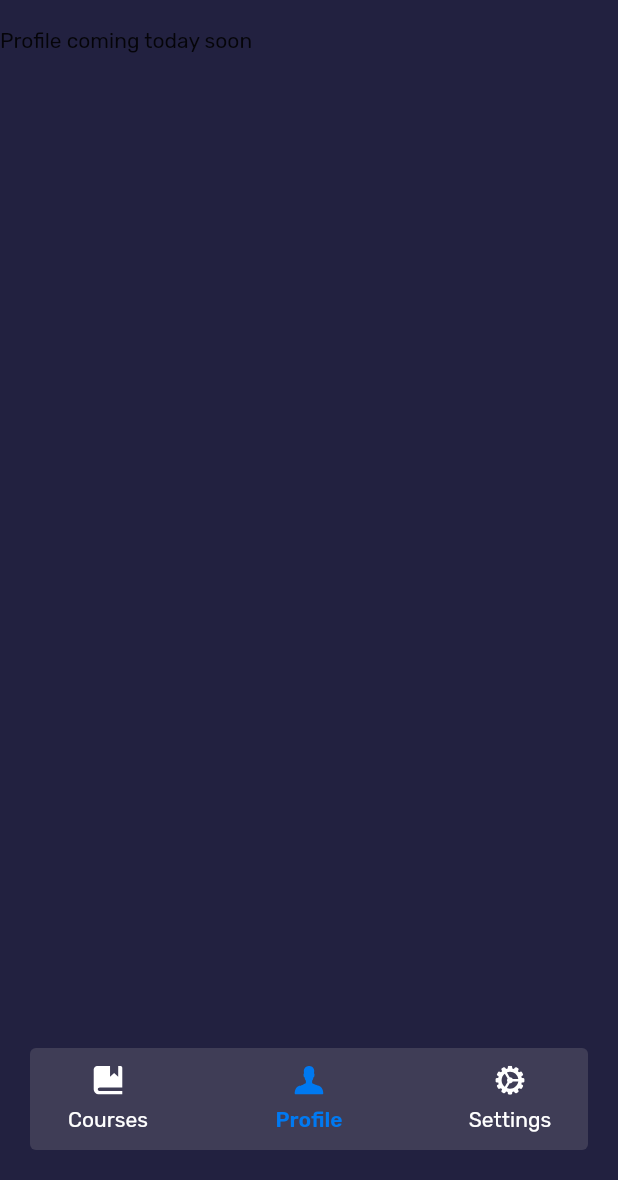
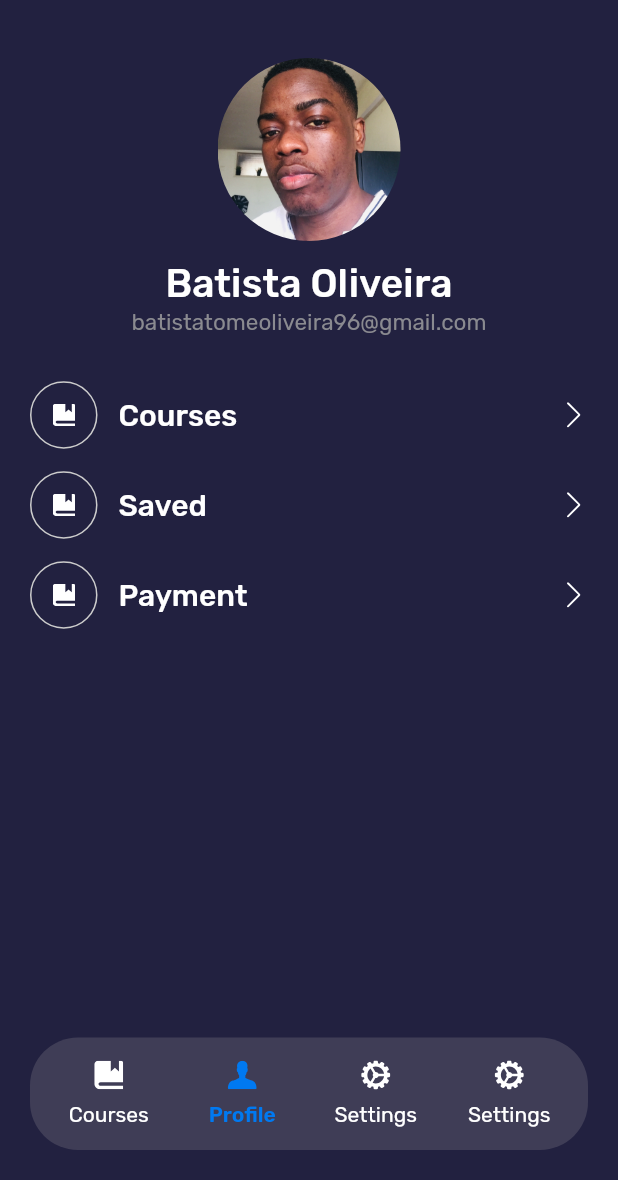
Before and after one commit to BatistaTony/skoola, a Flutter app: the Profile screen opened by its route, on a phone screen of 412 x 824 dp, the part 56-1236 px from its top. Run offline on Flutter 3.47's test engine with Material 2 defaults, Android fonts, the light colour scheme and no system bars; our stand-ins replace flutter_svg; Roboto replaces fonts that are missing (Rubki-SemiBold).

Commit message:
feat: perfil screen done and add some responsiveness for fieds

```diff
--- a/lib/components/customButton.dart
+++ b/lib/components/customButton.dart
@@ -7,17 +7,19 @@ class ButtonApp extends StatelessWidget {
 
   @override
   Widget build(BuildContext context) {
+    Size size = MediaQuery.of(context).size;
+
     return GestureDetector(
       onTap: press,
       child: Container(
-        height: 56,
+        height: size.height < 800.0 ? 50 : 56,
         alignment: Alignment.center,
         decoration: BoxDecoration(
             color: Color(0xff0079F1), borderRadius: BorderRadius.circular(6)),
         child: Text(
           title ?? "",
           style: TextStyle(
-              fontSize: 16, fontWeight: FontWeight.w500, color: Colors.white),
+              fontSize: 17, fontWeight: FontWeight.w500, color: Colors.white),
         ),
       ),
     );
--- a/lib/components/customNavigationBar.dart
+++ b/lib/components/customNavigationBar.dart
@@ -29,9 +29,10 @@ class _CustomNavigationBarState extends State<CustomNavigationBar> {
       child: Padding(
         padding: EdgeInsets.all(20),
         child: Container(
-          height: 68,
+          height: 75,
           decoration: BoxDecoration(
-              color: Color(0xff3F3D56), borderRadius: BorderRadius.circular(4)),
+              color: Color(0xff3F3D56),
+              borderRadius: BorderRadius.circular(32)),
           child: Padding(
             padding:
                 const EdgeInsets.only(left: 20, right: 20, top: 5, bottom: 5),
@@ -41,7 +42,7 @@ class _CustomNavigationBarState extends State<CustomNavigationBar> {
               children: [
                 CustomNavigationItem(
                   icon: 'courses',
-                  isActive: page == "home'",
+                  isActive: page == "home",
                   title: "Courses",
                   press: () => page != "home"
                       ? Navigator.pushNamed(context, "home")
@@ -62,6 +63,14 @@ class _CustomNavigationBarState extends State<CustomNavigationBar> {
                   press: () => page != "settings"
                       ? Navigator.pushNamed(context, "settings")
                       : null,
+                ),
+                CustomNavigationItem(
+                  icon: 'setting',
+                  isActive: page == "settings",
+                  title: "Settings",
+                  press: () => page != "settings"
+                      ? Navigator.pushNamed(context, "settings")
+                      : null,
                 )
               ],
             ),
@@ -69,28 +78,6 @@ class _CustomNavigationBarState extends State<CustomNavigationBar> {
         ),
       ),
     );
-  }
-
-  void choosePage(BuildContext context, String value) {
-    switch (value) {
-      case "home":
-        {
-          Navigator.pushNamed(context, value);
-          break;
-        }
-
-      case "profile":
-        {
-          Navigator.pushNamed(context, value);
-          break;
-        }
-
-      case "settings":
-        {
-          Navigator.pushNamed(context, value);
-          break;
-        }
-    }
   }
 }
 
@@ -108,7 +95,7 @@ class CustomNavigationItem extends StatelessWidget {
     return GestureDetector(
       onTap: press,
       child: Container(
-        width: 64,
+        width: 65,
         child: Column(
           crossAxisAlignment: CrossAxisAlignment.center,
           mainAxisAlignment: MainAxisAlignment.center,
--- a/lib/components/inputField.dart
+++ b/lib/components/inputField.dart
@@ -10,8 +10,10 @@ class InputField extends StatelessWidget {
 
   @override
   Widget build(BuildContext context) {
+    Size size = MediaQuery.of(context).size;
+
     return Container(
-      height: 53,
+      height: size.height < 800.0 ? 45 : 53,
       decoration: BoxDecoration(
           borderRadius: BorderRadius.circular(6),
           border: Border.all(
--- a/lib/components/passwordField.dart
+++ b/lib/components/passwordField.dart
@@ -25,8 +25,9 @@ class _PasswordFieldState extends State<PasswordField> {
 
   @override
   Widget build(BuildContext context) {
+    Size size = MediaQuery.of(context).size;
     return Container(
-      height: 53,
+      height: size.height < 800.0 ? 45 : 53,
       decoration: BoxDecoration(
           borderRadius: BorderRadius.circular(6),
           border: Border.all(
@@ -50,7 +51,7 @@ class _PasswordFieldState extends State<PasswordField> {
               suffixIcon: GestureDetector(
                 onTap: showPassword,
                 child: Container(
-                  margin: EdgeInsets.only(right: 15),
+                  margin: EdgeInsets.only(right: size.height < 800.0 ? 16 : 15),
                   width: 10,
                   height: 10,
                   child: SvgPicture.asset(
--- a/lib/components/searchField.dart
+++ b/lib/components/searchField.dart
@@ -18,8 +18,10 @@ class _SearchFieldState extends State<SearchField> {
 
   @override
   Widget build(BuildContext context) {
+    Size size = MediaQuery.of(context).size;
+
     return Container(
-      height: 53,
+      height: size.height < 800.0 ? 45 : 53,
       decoration: BoxDecoration(
           color: Color(0xff222140),
           borderRadius: BorderRadius.circular(6),
@@ -42,7 +44,7 @@ class _SearchFieldState extends State<SearchField> {
               suffixIcon: Container(
                   height: 15,
                   width: 15,
-                  padding: EdgeInsets.all(10),
+                  padding: EdgeInsets.all(size.height < 800.0 ? 12 : 11),
                   child: SvgPicture.asset(
                     "assets/icons/search.svg",
                     color: Colors.white,
--- a/lib/screens/profile/profile.dart
+++ b/lib/screens/profile/profile.dart
@@ -1,4 +1,5 @@
 import 'package:flutter/material.dart';
+import 'package:flutter_svg/svg.dart';
 import 'package:skoola/components/customNavigationBar.dart';
 import 'package:skoola/components/simpleAppBar.dart';
 
@@ -7,9 +8,68 @@ class Profile extends StatelessWidget {
 
   @override
   Widget build(BuildContext context) {
+    Size size = MediaQuery.of(context).size;
+
     return Scaffold(
       appBar: SimpleAppBar(title: "Profile").build(context),
-      body: Container(child: Text("Profile coming today soon ")),
+      body: Container(
+        width: size.width,
+        child: Padding(
+          padding: const EdgeInsets.all(20.0),
+          child: Container(
+            child: Column(
+              crossAxisAlignment: CrossAxisAlignment.center,
+              children: [
+                Column(
+                  children: [
+                    Container(
+                      width: 122,
+                      height: 122,
+                      child: ClipRRect(
+                        borderRadius: BorderRadius.circular(100),
+                        child: Image.asset(
+                          "assets/images/avatar.jpg",
+                          fit: BoxFit.cover,
+                        ),
+                      ),
+                    ),
+                    Container(
+                      margin: EdgeInsets.only(top: 13),
+                      child: Text(
+                        "Batista Oliveira",
+                        style: TextStyle(
+                            color: Colors.white,
+                            fontFamily: "Rubik-Medium",
+                            fontSize: 26),
+                      ),
+                    ),
+                    Container(
+                      margin: EdgeInsets.only(top: 1.5),
+                      child: Text("batistatomeoliveira96@gmail.com",
+                          style: TextStyle(
+                              color: Color(0xff8A8A90),
+                              fontFamily: "Rubik",
+                              fontSize: 15)),
+                    )
+                  ],
+                ),
+                Container(
+                  margin: EdgeInsets.only(top: 30),
+                  child: Column(
+                    children: [
+                      ProfileItem(
+                          title: "Courses", icon: "courses", press: null),
+                      ProfileItem(title: "Saved", icon: "courses", press: null),
+                      ProfileItem(
+                          title: "Payment", icon: "courses", press: null)
+                    ],
+                  ),
+                )
+              ],
+            ),
+          ),
+        ),
+      ),
       bottomNavigationBar: CustomNavigationBar(
         navigateTo: (page) => print(page),
         initialPage: "profile",
@@ -21,3 +81,62 @@ class Profile extends StatelessWidget {
     Navigator.pushNamed(context, "home");
   }
 }
+
+class ProfileItem extends StatelessWidget {
+  final String? title;
+  final String? icon;
+  final VoidCallback? press;
+  const ProfileItem({Key? key, this.title, this.icon, this.press})
+      : super(key: key);
+
+  @override
+  Widget build(BuildContext context) {
+    return Container(
+      margin: EdgeInsets.only(bottom: 15),
+      child: Row(
+        crossAxisAlignment: CrossAxisAlignment.center,
+        mainAxisAlignment: MainAxisAlignment.spaceBetween,
+        children: [
+          Container(
+            child: Row(
+              children: [
+                Container(
+                  width: 45,
+                  height: 45,
+                  padding: EdgeInsets.all(14),
+                  decoration: BoxDecoration(
+                      border: Border.all(color: Color(0xffCCCCCC)),
+                      borderRadius: BorderRadius.circular(100)),
+                  child: SvgPicture.asset(
+                    "assets/icons/$icon.svg",
+                    color: Colors.white,
+                    fit: BoxFit.cover,
+                  ),
+                ),
+                Container(
+                  margin: EdgeInsets.only(left: 14),
+                  child: Text(title ?? "",
+                      style: TextStyle(
+                          color: Colors.white,
+                          fontFamily: "Rubik-Medium",
+                          fontSize: 20)),
+                )
+              ],
+            ),
+          ),
+          GestureDetector(
+            onTap: press,
+            child: Container(
+              padding: EdgeInsets.all(5),
+              child: SvgPicture.asset(
+                "assets/icons/next.svg",
+                color: Colors.white,
+                fit: BoxFit.cover,
+              ),
+            ),
+          )
+        ],
+      ),
+    );
+  }
+}
```
Also changed, not shown: assets/icons/next.svg (added), assets/images/avatar.jpg (added).
